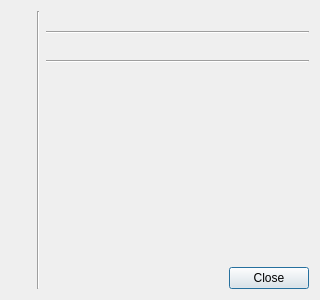
First picture: the form in src/aboutdialog.ui, repository jonaski/sqlrestore, before the edit.
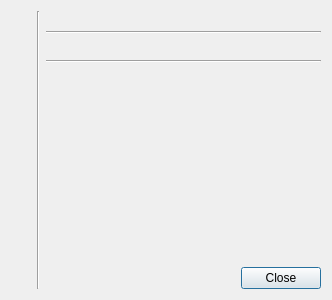
Second picture: the form after the edit. Icons and pictures are not drawn.

Commit message: Change about dialog size

Patch:
```diff
--- a/src/aboutdialog.ui
+++ b/src/aboutdialog.ui
@@ -6,13 +6,13 @@
    <rect>
     <x>0</x>
     <y>0</y>
-    <width>320</width>
+    <width>332</width>
     <height>300</height>
    </rect>
   </property>
   <property name="minimumSize">
    <size>
-    <width>320</width>
+    <width>324</width>
     <height>0</height>
    </size>
   </property>
```
